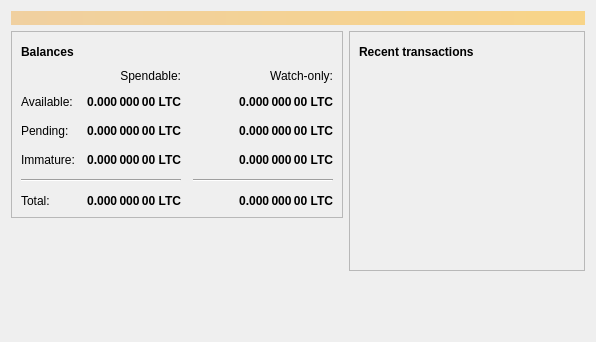
This is src/qt/forms/overviewpage.ui in jcooper036/garrycoin as Qt 5 draws it before an edit. The edited form follows.
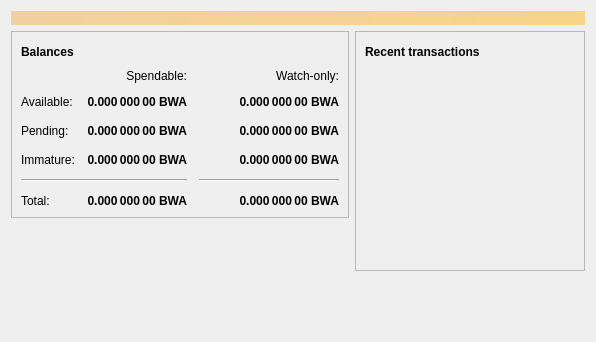
This is the edited form. Icons and pictures are not drawn.

The edit to the form file:
```diff
--- a/src/qt/forms/overviewpage.ui
+++ b/src/qt/forms/overviewpage.ui
@@ -129,7 +129,7 @@
                <string>Unconfirmed transactions to watch-only addresses</string>
               </property>
               <property name="text">
-               <string notr="true">0.000 000 00 LTC</string>
+               <string notr="true">0.000 000 00 BWA</string>
               </property>
               <property name="alignment">
                <set>Qt::AlignRight|Qt::AlignTrailing|Qt::AlignVCenter</set>
@@ -154,7 +154,7 @@
                <string>Total of transactions that have yet to be confirmed, and do not yet count toward the spendable balance</string>
               </property>
               <property name="text">
-               <string notr="true">0.000 000 00 LTC</string>
+               <string notr="true">0.000 000 00 BWA</string>
               </property>
               <property name="alignment">
                <set>Qt::AlignRight|Qt::AlignTrailing|Qt::AlignVCenter</set>
@@ -179,7 +179,7 @@
                <string>Mined balance in watch-only addresses that has not yet matured</string>
               </property>
               <property name="text">
-               <string notr="true">0.000 000 00 LTC</string>
+               <string notr="true">0.000 000 00 BWA</string>
               </property>
               <property name="alignment">
                <set>Qt::AlignRight|Qt::AlignTrailing|Qt::AlignVCenter</set>
@@ -237,7 +237,7 @@
                <string>Mined balance that has not yet matured</string>
               </property>
               <property name="text">
-               <string notr="true">0.000 000 00 LTC</string>
+               <string notr="true">0.000 000 00 BWA</string>
               </property>
               <property name="alignment">
                <set>Qt::AlignRight|Qt::AlignTrailing|Qt::AlignVCenter</set>
@@ -282,7 +282,7 @@
                <string>Your current total balance</string>
               </property>
               <property name="text">
-               <string notr="true">0.000 000 00 LTC</string>
+               <string notr="true">0.000 000 00 BWA</string>
               </property>
               <property name="alignment">
                <set>Qt::AlignRight|Qt::AlignTrailing|Qt::AlignVCenter</set>
@@ -307,7 +307,7 @@
                <string>Current total balance in watch-only addresses</string>
               </property>
               <property name="text">
-               <string notr="true">0.000 000 00 LTC</string>
+               <string notr="true">0.000 000 00 BWA</string>
               </property>
               <property name="alignment">
                <set>Qt::AlignRight|Qt::AlignTrailing|Qt::AlignVCenter</set>
@@ -349,7 +349,7 @@
                <string>Your current spendable balance</string>
               </property>
               <property name="text">
-               <string notr="true">0.000 000 00 LTC</string>
+               <string notr="true">0.000 000 00 BWA</string>
               </property>
               <property name="alignment">
                <set>Qt::AlignRight|Qt::AlignTrailing|Qt::AlignVCenter</set>
@@ -374,7 +374,7 @@
                <string>Your current balance in watch-only addresses</string>
               </property>
               <property name="text">
-               <string notr="true">0.000 000 00 LTC</string>
+               <string notr="true">0.000 000 00 BWA</string>
               </property>
               <property name="alignment">
                <set>Qt::AlignRight|Qt::AlignTrailing|Qt::AlignVCenter</set>
```
Left out of the diff: 4 changed lines with no effect on the pictures.
